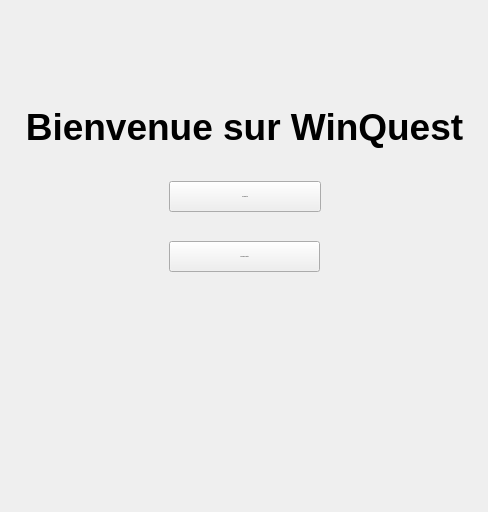
Above: views/MainWindow.ui from hug0be/pyhon_app before the change. Below: the same form after it.
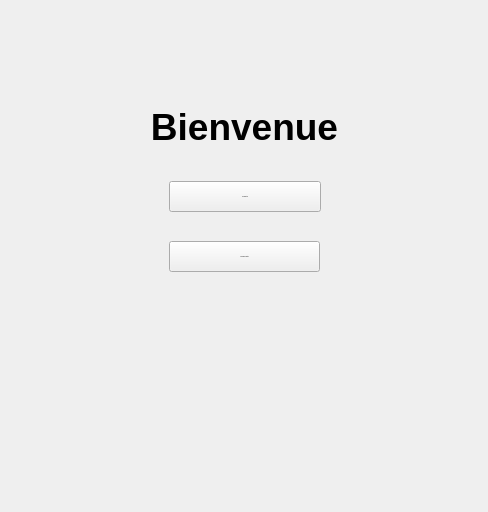
That is the form after the change. Icons and pictures are not drawn.

Diff of the .ui file:
```diff
--- a/views/MainWindow.ui
+++ b/views/MainWindow.ui
@@ -107,7 +107,7 @@
          </font>
         </property>
         <property name="text">
-         <string>Bienvenue sur WinQuest</string>
+         <string>Bienvenue</string>
         </property>
         <property name="alignment">
          <set>Qt::AlignCenter</set>
```
Left out of the diff: 8 changed lines with no effect on the pictures.
